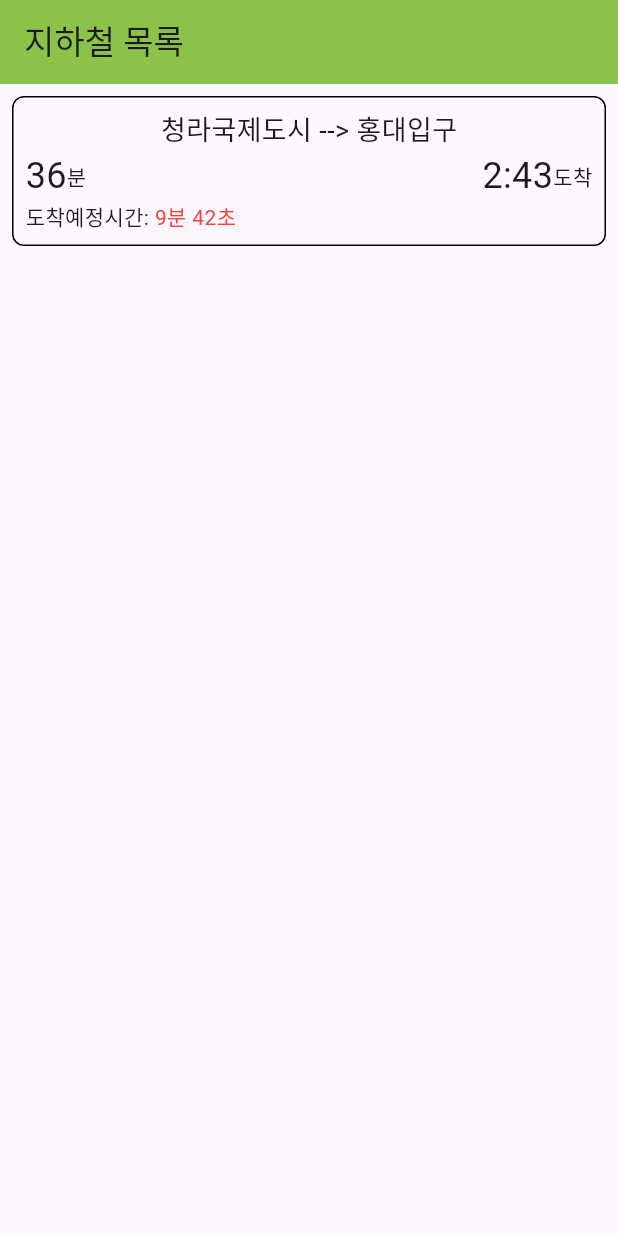
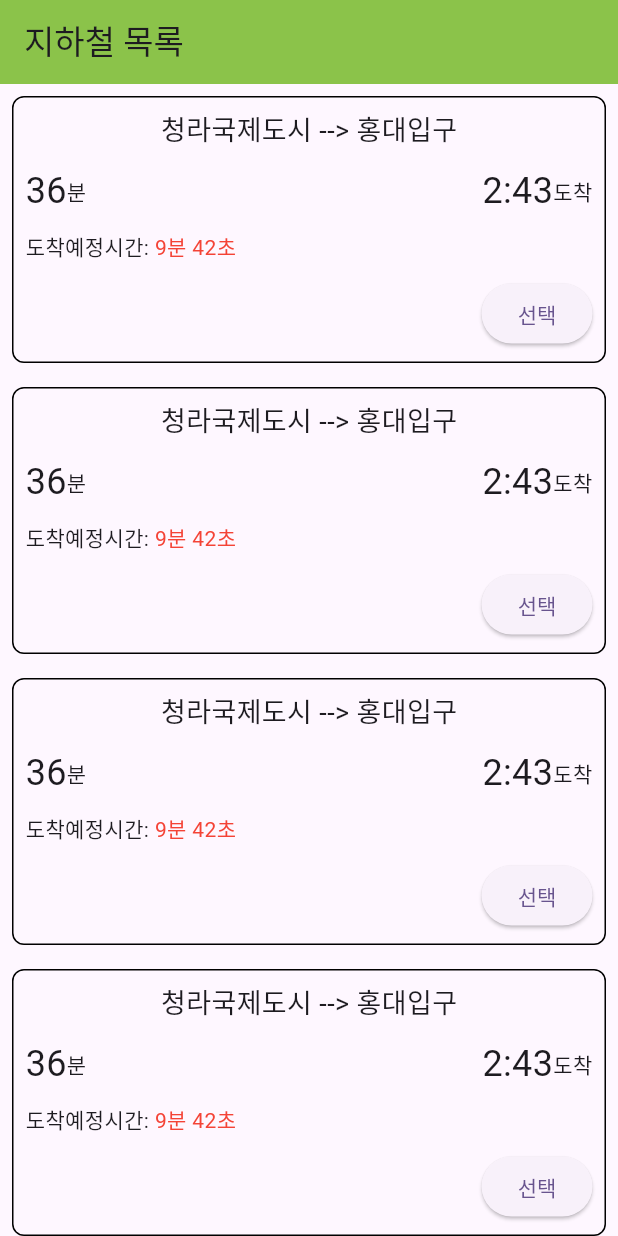
Before and after one commit to victorshin12/subwayapp, a Flutter app: the screen it shows after launch, on a phone screen of 412 x 824 dp. Run offline on Flutter 3.47's test engine with Material 2 defaults, Android fonts, the phone set to English and light mode, and no system bars.

Commit message:
added confirm button, changed structure to SCSV

```diff
--- a/lib/subwaylist.dart
+++ b/lib/subwaylist.dart
@@ -15,11 +15,16 @@ class _SubwayListState extends State<SubwayList> {
     return Scaffold(
       appBar: AppBar(
           backgroundColor: Colors.lightGreen, title: const Text("지하철 목록")),
-      body: Column(
-        children: [
-          SubwayCard(),
-        ],
-      ),
+      body: SingleChildScrollView(
+        child: Column(
+          children: [
+            SubwayCard(),
+            SubwayCard(),
+            SubwayCard(),
+            SubwayCard(),
+          ],
+        )
+      )
     );
   }
 }
@@ -45,6 +50,7 @@ class SubwayCard extends StatelessWidget {
                 child: Text(station1 + " --> " + station2,
                     style: TextStyle(fontSize: 18)),
               ),
+              SizedBox(height: 10),
               Row(
                 children: [
                   Text("36", style: TextStyle(fontSize: 24)),
@@ -54,11 +60,21 @@ class SubwayCard extends StatelessWidget {
                   Text("도착", style: TextStyle()),
                 ],
               ),
+              SizedBox(height: 10),
               Row(
                 children: [
                   Text("도착예정시간: "),
                   Text("9분 42초", style: TextStyle(color: Colors.red)),
                 ],
+              ),
+              SizedBox(height: 10),
+              Align(
+                alignment: Alignment.centerRight,
+                child: ElevatedButton(
+                  onPressed: (){
+                  print("Subway selected");
+                },
+                child: Text("선택")),
               ),
             ],
           ),
```
